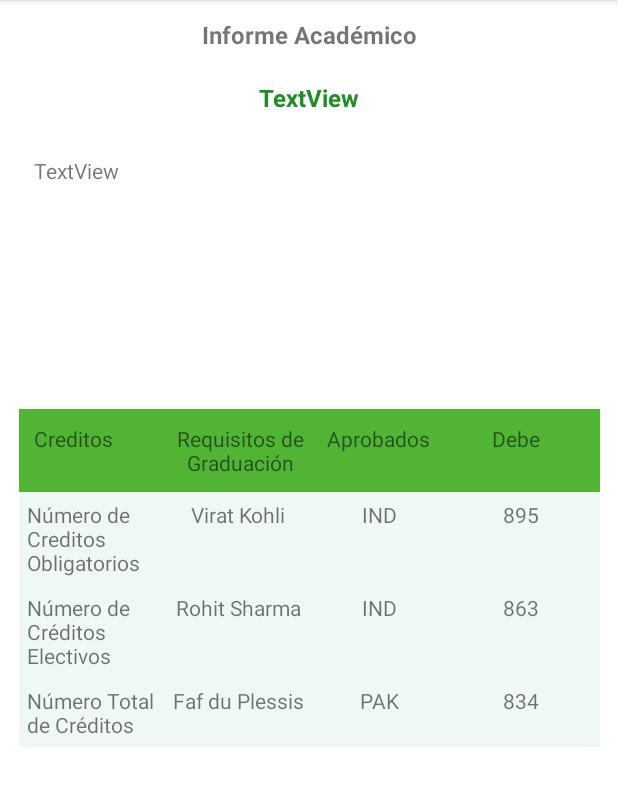
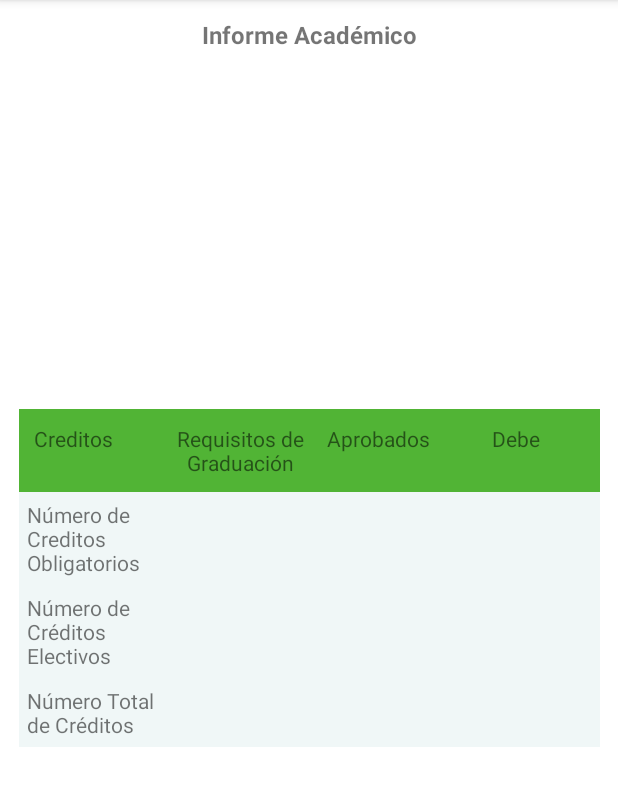
Before and after one commit to alonsodelcordova/notass-app-movil, an Android app: the fragment InformeFragment shown on its own in the app's theme, on a phone screen of 412 x 824 dp, the part 84-890 px from its top. Run offline under Robolectric (Android 15) with nearby library versions, the phone set to English and light mode, and no system bars.

Commit message:
add: update fragments

```diff
--- a/app/src/main/java/com/example/notasapp/activitys/LoginActivity.kt
+++ b/app/src/main/java/com/example/notasapp/activitys/LoginActivity.kt
@@ -77,6 +77,9 @@ class LoginActivity : AppCompatActivity(){
                         txtUser.text.clear()
                         txtContraseña.text.clear()
 
+                    }else{
+                        Toast.makeText(this@LoginActivity,
+                            "Ocurrió un error", Toast.LENGTH_SHORT).show()
                     }
                     spinner.visibility=View.GONE
                 }
--- a/app/src/main/java/com/example/notasapp/activitys/ui/adapters/NotaAdapter.kt
+++ b/app/src/main/java/com/example/notasapp/activitys/ui/adapters/NotaAdapter.kt
@@ -33,7 +33,8 @@ class NotaAdapter(
                 layout.txtItemNotaNota.setTextColor(R.color.azul)
             }
         }else{
-            layout.txtItemNotaNota.visibility= View.GONE
+            //layout.txtItemNotaNota.visibility= View.GONE
+            layout.txtItemNotaNota.text="Agregar"
         }
 
         return  layout
--- a/app/src/main/res/layout/fragment_historial.xml
+++ b/app/src/main/res/layout/fragment_historial.xml
@@ -64,7 +64,8 @@
         android:id="@+id/txtHistorialResumen"
         android:layout_width="383dp"
         android:layout_height="92dp"
-        android:text="TextView"
+        android:text=""
+        android:textStyle="bold"
         app:layout_constraintBottom_toTopOf="@+id/guideline24"
         app:layout_constraintEnd_toEndOf="parent"
         app:layout_constraintStart_toStartOf="parent"
--- a/app/src/main/res/layout/fragment_informe.xml
+++ b/app/src/main/res/layout/fragment_informe.xml
@@ -27,10 +27,10 @@
 
     <TextView
         android:id="@+id/txtInformeEstudiante"
-        android:layout_width="231dp"
-        android:layout_height="26dp"
+        android:layout_width="363dp"
+        android:layout_height="34dp"
         android:layout_marginTop="8dp"
-        android:text="TextView"
+        android:text=""
         android:textAlignment="center"
         android:textColor="#228C27"
         android:textSize="16sp"
@@ -42,15 +42,17 @@
 
     <TextView
         android:id="@+id/txtInformeResumen"
-        android:layout_width="367dp"
-        android:layout_height="110dp"
+        android:layout_width="370dp"
+        android:layout_height="118dp"
         android:layout_marginTop="24dp"
-        android:text="TextView"
+        android:text=""
+        android:textStyle="bold"
         app:layout_constraintBottom_toTopOf="@+id/guideline26"
         app:layout_constraintEnd_toEndOf="parent"
+        app:layout_constraintHorizontal_bias="0.585"
         app:layout_constraintStart_toStartOf="parent"
         app:layout_constraintTop_toBottomOf="@+id/txtInformeEstudiante"
-        app:layout_constraintVertical_bias="0.0" />
+        app:layout_constraintVertical_bias="0.666" />
 
     <androidx.constraintlayout.widget.Guideline
         android:id="@+id/guideline26"
@@ -118,7 +120,7 @@
                 android:layout_height="wrap_content"
                 android:layout_weight="1"
                 android:textAlignment="center"
-                android:text="Virat Kohli" />
+                android:text="" />
 
             <TextView
                 android:id="@+id/txtInformeNumCreObliAprobados"
@@ -126,7 +128,7 @@
                 android:layout_height="wrap_content"
                 android:layout_weight="1"
                 android:textAlignment="center"
-                android:text="IND" />
+                android:text="" />
 
             <TextView
                 android:id="@+id/txtInformeNumCreObliDebe"
@@ -134,7 +136,7 @@
                 android:layout_height="wrap_content"
                 android:layout_weight="1"
                 android:textAlignment="center"
-                android:text="895" />
+                android:text="" />
         </TableRow>
 
         <TableRow
@@ -153,7 +155,7 @@
                 android:layout_height="wrap_content"
                 android:layout_weight="1"
                 android:textAlignment="center"
-                android:text="Rohit Sharma" />
+                android:text="" />
 
             <TextView
                 android:id="@+id/txtInformeNumCreElecAprobados"
@@ -161,7 +163,7 @@
                 android:layout_height="wrap_content"
                 android:layout_weight="1"
                 android:textAlignment="center"
-                android:text="IND" />
+                android:text="" />
 
             <TextView
                 android:id="@+id/txtInformeNumCreElecDebe"
@@ -169,7 +171,7 @@
                 android:layout_height="wrap_content"
                 android:layout_weight="1"
                 android:textAlignment="center"
-                android:text="863" />
+                android:text="" />
 
         </TableRow>
 
@@ -189,7 +191,7 @@
                 android:layout_height="wrap_content"
                 android:layout_weight="1"
                 android:textAlignment="center"
-                android:text="Faf du Plessis" />
+                android:text="" />
 
             <TextView
                 android:id="@+id/txtInformeNumCreTotalAprobados"
@@ -197,7 +199,7 @@
                 android:layout_height="wrap_content"
                 android:layout_weight="1"
                 android:textAlignment="center"
-                android:text="PAK" />
+                android:text="" />
 
             <TextView
                 android:id="@+id/txtInformeNumCreTotalDebe"
@@ -205,7 +207,7 @@
                 android:layout_height="wrap_content"
                 android:layout_weight="1"
                 android:textAlignment="center"
-                android:text="834" />
+                android:text="" />
 
         </TableRow>
 
--- a/app/src/main/res/layout/fragment_inicio.xml
+++ b/app/src/main/res/layout/fragment_inicio.xml
@@ -150,7 +150,7 @@
         android:id="@+id/txtInicioFacultad"
         android:layout_width="300dp"
         android:layout_height="30dp"
-        android:text="TextView"
+        android:text=""
         android:textAlignment="center"
         android:textStyle="bold"
         app:layout_constraintBottom_toTopOf="@+id/guidelineInicio29"
@@ -162,7 +162,7 @@
         android:id="@+id/txtInicioEscuela"
         android:layout_width="215dp"
         android:layout_height="34dp"
-        android:text="TextView"
+        android:text=""
         android:textAlignment="center"
         android:textStyle="bold"
         app:layout_constraintBottom_toTopOf="@+id/guidelineInicio31"
```
Also changed, not shown: app/src/main/java/com/example/notasapp/activitys/ui/NotasFragment.kt (+11 -4 lines), app/src/main/res/layout/nav_header_estudiante.xml (+4 -3 lines).
